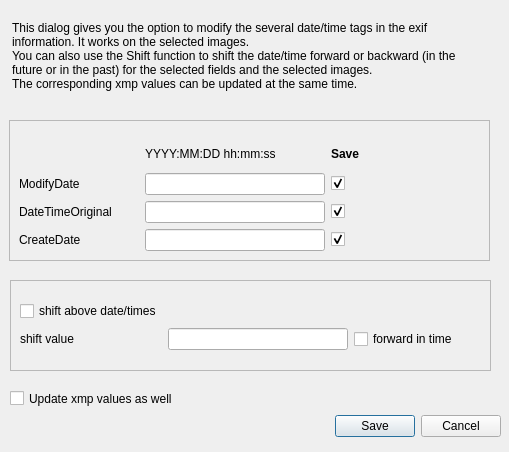
This is scripts/ui/modifydatetime.ui in hvdwolf/pyExifToolGUI as Qt 5 draws it before an edit. The edited form follows.
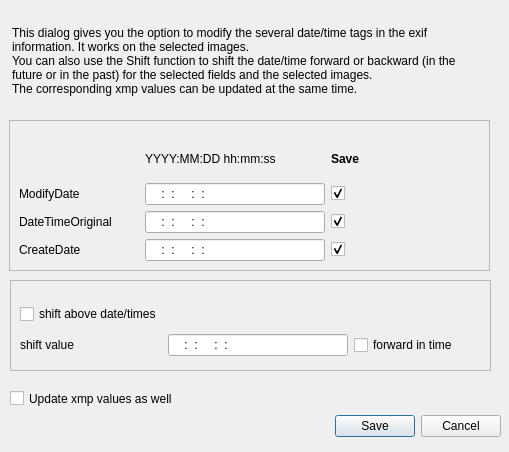
This is the edited form.

What changed in the file:
```diff
--- a/scripts/ui/modifydatetime.ui
+++ b/scripts/ui/modifydatetime.ui
@@ -35,7 +35,7 @@
      <x>9</x>
      <y>120</y>
      <width>481</width>
-     <height>141</height>
+     <height>151</height>
     </rect>
    </property>
    <property name="frameShape">
@@ -50,7 +50,7 @@
       <x>0</x>
       <y>10</y>
       <width>441</width>
-      <height>121</height>
+      <height>131</height>
      </rect>
     </property>
     <layout class="QGridLayout" name="qddatetime_gridLayout">
@@ -89,6 +89,9 @@
          <height>16777215</height>
         </size>
        </property>
+       <property name="inputMask">
+        <string>9999:99:99 99:99:99; </string>
+       </property>
       </widget>
      </item>
      <item row="1" column="3">
@@ -109,6 +112,9 @@
          <height>16777215</height>
         </size>
        </property>
+       <property name="inputMask">
+        <string>9999:99:99 99:99:99; </string>
+       </property>
       </widget>
      </item>
      <item row="3" column="1">
@@ -119,6 +125,9 @@
          <height>16777215</height>
         </size>
        </property>
+       <property name="inputMask">
+        <string>9999:99:99 99:99:99; </string>
+       </property>
       </widget>
      </item>
      <item row="2" column="3">
@@ -183,7 +192,7 @@
      <x>12</x>
      <y>10</y>
      <width>471</width>
-     <height>91</height>
+     <height>101</height>
     </rect>
    </property>
    <property name="text">
@@ -216,7 +225,7 @@
       <x>0</x>
       <y>10</y>
       <width>471</width>
-      <height>62</height>
+      <height>71</height>
      </rect>
     </property>
     <layout class="QGridLayout" name="gridLayout">
@@ -247,6 +256,9 @@
        <property name="statusTip">
         <string>This field determines the shift in YYYY:MM:DD hh:mm:ss</string>
        </property>
+       <property name="inputMask">
+        <string>9999:99:99 99:99:99; </string>
+       </property>
       </widget>
      </item>
      <item row="0" column="0">
```
